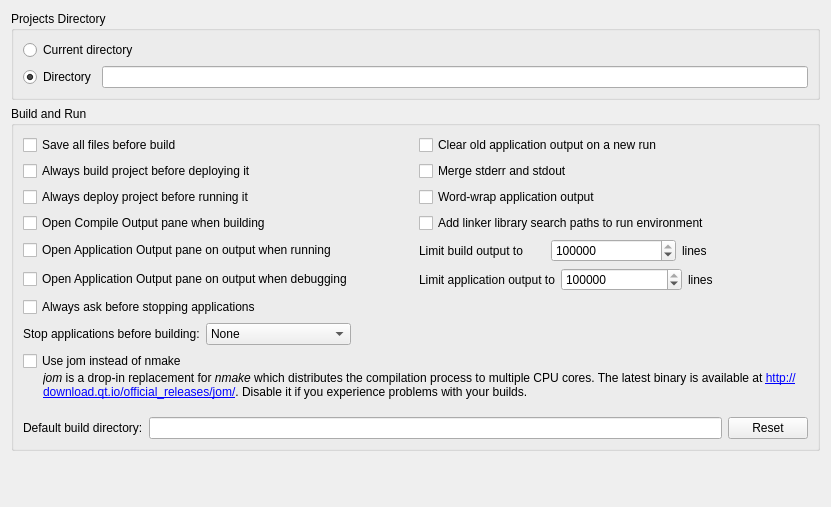
Above: src/plugins/projectexplorer/projectexplorersettingspage.ui from qt-creator/qt-creator before the change. Below: the same form after it.
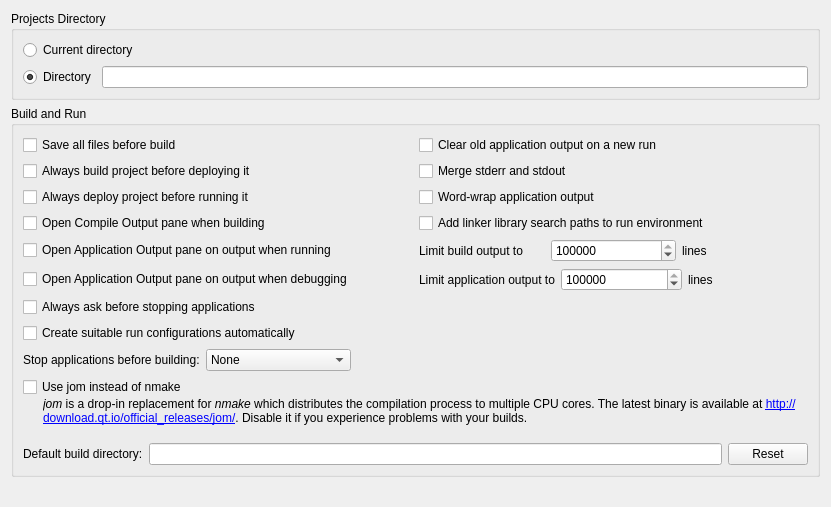
That is the form after the change. Custom widgets are drawn as their Qt base class.

What changed in the file:
```diff
--- a/src/plugins/projectexplorer/projectexplorersettingspage.ui
+++ b/src/plugins/projectexplorer/projectexplorersettingspage.ui
@@ -231,7 +231,17 @@
         </property>
        </widget>
       </item>
-      <item row="7" column="0" colspan="2">
+      <item row="7" column="0">
+       <widget class="QCheckBox" name="automaticallyCreateRunConfiguration">
+        <property name="toolTip">
+         <string>Creates suitable run configurations automatically when setting up a new kit.</string>
+        </property>
+        <property name="text">
+         <string>Create suitable run configurations automatically</string>
+        </property>
+       </widget>
+      </item>
+      <item row="8" column="0" colspan="2">
        <layout class="QHBoxLayout" name="horizontalLayout_4">
         <item>
          <widget class="QLabel" name="labelStopBeforeBuild">
@@ -279,7 +289,7 @@
         </item>
        </layout>
       </item>
-      <item row="8" column="0" colspan="2">
+      <item row="9" column="0" colspan="2">
        <layout class="QVBoxLayout" name="verticalLayout">
         <property name="spacing">
          <number>0</number>
@@ -312,7 +322,7 @@
         </item>
        </layout>
       </item>
-      <item row="9" column="0" colspan="2">
+      <item row="10" column="0" colspan="2">
        <layout class="QHBoxLayout" name="horizontalLayout_2">
         <property name="topMargin">
          <number>12</number>
```
